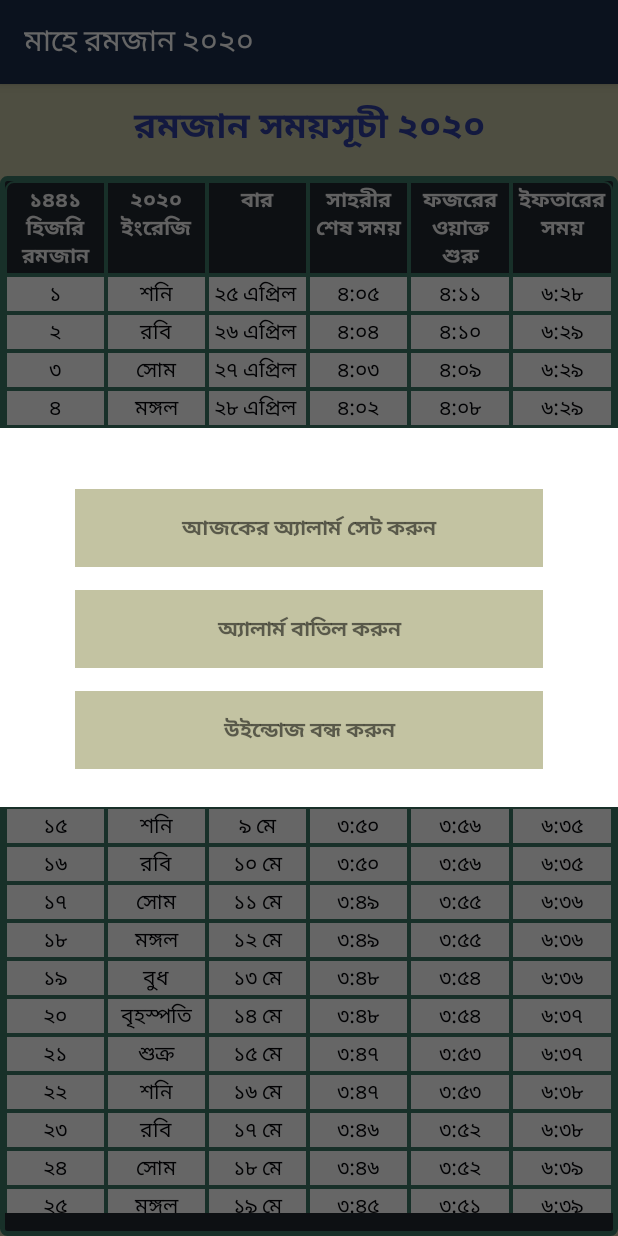
After one commit to TKshadow018/maheRamdan20, an Android app: the fragment DialogAlarm placed in its activity, on a phone screen of 412 x 824 dp. The commit adds this screen. Run offline under Robolectric (Android 15) with nearby library versions, the phone set to English and light mode, and no system bars; our stand-ins replace AdMob.

Commit message:
updating alarm service and delete option

```diff
--- a/app/build.gradle
+++ b/app/build.gradle
@@ -4,7 +4,7 @@ android {
     compileSdkVersion 29
     defaultConfig {
         applicationId "a3labgo.tusar.maheramadan"
-        minSdkVersion 17
+        minSdkVersion 19
         targetSdkVersion 29
         versionCode 1
         versionName "1.0"
--- a/app/src/main/AndroidManifest.xml
+++ b/app/src/main/AndroidManifest.xml
@@ -6,6 +6,8 @@
     <uses-permission android:name="com.android.alarm.permission.SET_ALARM" />
     <uses-permission android:name="android.permission.ACCESS_NETWORK_STATE"/>
     <uses-permission android:name="android.permission.INTERNET" />
+    <uses-permission android:name="android.permission.SET_ALARM" />
+    <uses-permission android:name="android.permission.WAKE_LOCK" />
 
     <application
         android:allowBackup="true"
@@ -32,7 +34,8 @@
         <activity android:name="a3labgo.tusar.maheramadan20.DoaActivity" />
         <activity android:name="a3labgo.tusar.maheramadan20.KaronActivity" />
         <activity android:name="a3labgo.tusar.maheramadan20.SortoActivity" />
-        <activity android:name="a3labgo.tusar.maheramadan20.OtherAreaActivity"></activity>
+        <activity android:name="a3labgo.tusar.maheramadan20.OtherAreaActivity" />
+        <receiver android:name=".TimerFragments.AlarmReceiver"/>
     </application>
 
 </manifest>
--- /dev/null
+++ b/app/src/main/java/a3labgo/tusar/maheramadan20/DialogAlarm.java
@@ -0,0 +1,95 @@
+package a3labgo.tusar.maheramadan20;
+
+import android.app.Activity;
+import android.app.AlarmManager;
+import android.app.Dialog;
+import android.app.PendingIntent;
+import android.app.TimePickerDialog;
+import android.content.Context;
+import android.content.Intent;
+import android.content.SharedPreferences;
+import android.graphics.Color;
+import android.graphics.drawable.ColorDrawable;
+import android.os.Bundle;
+import android.provider.AlarmClock;
+import android.view.LayoutInflater;
+import android.view.View;
+import android.view.ViewGroup;
+import android.view.Window;
+import android.widget.Button;
+import android.widget.LinearLayout;
+import android.widget.TextView;
+import android.widget.TimePicker;
+
+import androidx.annotation.NonNull;
+import androidx.annotation.Nullable;
+import androidx.fragment.app.DialogFragment;
+import androidx.fragment.app.FragmentManager;
+
+import java.util.Objects;
+
+import a3labgo.tusar.maheramadan20.TimerFragments.AlarmReceiver;
+import a3labgo.tusar.maheramadan20.TimerFragments.TimePickerFragment;
+
+import static android.content.Context.ALARM_SERVICE;
+
+public class DialogAlarm extends DialogFragment {
+
+    private TextView setAlarm, cancelAlarm, closeDialog;
+
+    @Nullable
+    @Override
+    public View onCreateView(@NonNull LayoutInflater inflater, @Nullable ViewGroup container, @Nullable Bundle savedInstanceState) {
+
+        Dialog dialog = super.onCreateDialog(savedInstanceState);
+        Objects.requireNonNull(dialog.getWindow()).requestFeature(Window.FEATURE_NO_TITLE);
+        View view = inflater.inflate(R.layout.dialog_alarm, container, false);
+
+        setAlarm = view.findViewById(R.id.set_time);
+        cancelAlarm = view.findViewById(R.id.cancel_alarm);
+        closeDialog = view.findViewById(R.id.close_dialog);
+
+//        setting the alarm
+        setAlarm.setOnClickListener(v -> {
+            DialogFragment timePicker = new TimePickerFragment();
+            timePicker.show(Objects.requireNonNull(getFragmentManager()), "AlarmDialog");
+        });
+
+//        canceling the alarm (opening default alarm window
+        cancelAlarm.setOnClickListener(new View.OnClickListener() {
+            @Override
+            public void onClick(View v) {
+//                Intent intent = new Intent(getContext(), AlarmReceiver.class);
+//                SharedPreferences sharedPreferences = getContext().getSharedPreferences("sharedPreferences", Activity.MODE_PRIVATE);
+//                intent.putExtra("hourOfDay", sharedPreferences.getInt("hourOfDay", 0));
+//                intent.putExtra("minute", sharedPreferences.getInt("minute", 0));
+//                System.out.println("hh = " + sharedPreferences.getInt("hourOfDay", 0));
+//                System.out.println("hh = " + sharedPreferences.getInt("minute", 0));
+////              cancel current alarm
+//                AlarmManager alarmManager = (AlarmManager) Objects.requireNonNull(getContext()).getSystemService(ALARM_SERVICE);
+//                PendingIntent pendingIntent = PendingIntent.getActivity(getContext(), 0, intent, PendingIntent.FLAG_UPDATE_CURRENT);
+//                alarmManager.cancel(pendingIntent);
+
+                Intent alarmIntent = new Intent(AlarmClock.ACTION_DISMISS_ALARM);
+                startActivity(alarmIntent);
+            }
+        });
+
+//        close button click action
+        closeDialog.setOnClickListener(v -> Objects.requireNonNull(getDialog()).dismiss());
+
+        return view;
+    }
+
+    @Override
+    public void onStart() {
+        super.onStart();
+
+        Dialog dialog = getDialog();
+        if (dialog != null) {
+            Objects.requireNonNull(dialog.getWindow()).setLayout(ViewGroup.LayoutParams.MATCH_PARENT, ViewGroup.LayoutParams.WRAP_CONTENT);
+            dialog.getWindow().setBackgroundDrawable(new ColorDrawable(Color.TRANSPARENT));
+        }
+    }
+
+}
--- a/app/src/main/java/a3labgo/tusar/maheramadan20/MainActivity.java
+++ b/app/src/main/java/a3labgo/tusar/maheramadan20/MainActivity.java
@@ -39,7 +39,7 @@ import com.google.android.gms.ads.initialization.OnInitializationCompleteListene
 import a3labgo.tusar.maheramadan20.TimerFragments.TimePickerFragment;
 
 
-public class MainActivity extends AppCompatActivity implements TimePickerDialog.OnTimeSetListener {
+public class MainActivity extends AppCompatActivity {
 
     private InterstitialAd mInterstitialAd,mInterstitialAd1,mInterstitialAd2,mInterstitialAd3;
     TextView arabicYear, englishDate, dayOfWeek, sahriLastTime, fazrTime, iftarTime;
@@ -65,6 +65,9 @@ public class MainActivity extends AppCompatActivity implements TimePickerDialog.
     int systemDate[] = new int[2];
     RecyclerView recyclerView;
     AdapterMainTable adapter;
+
+//    Alarm
+    private Button mOpenAlarmDialog;
 
     @Override
     protected void onCreate(Bundle savedInstanceState) {
@@ -203,12 +206,8 @@ public class MainActivity extends AppCompatActivity implements TimePickerDialog.
         });
 
         buttonSetAlarm.setOnClickListener(v -> {
-
-//            Intent openClockIntent = new Intent(AlarmClock.ACTION_SET_ALARM);
-//            openClockIntent.setFlags(Intent.FLAG_ACTIVITY_NEW_TASK);
-//            getApplicationContext().startActivity(openClockIntent);
-            DialogFragment timePicker = new TimePickerFragment();
-            timePicker.show(getSupportFragmentManager(), "time picker");
+            DialogAlarm dialogAlarm = new DialogAlarm();
+            dialogAlarm.show(MainActivity.this.getSupportFragmentManager(), "AlarmDialog");
         });
 
         about.setOnClickListener(view -> {
@@ -261,9 +260,4 @@ public class MainActivity extends AppCompatActivity implements TimePickerDialog.
         initRecyclerView();
     }
 
-    @Override
-    public void onTimeSet(TimePicker view, int hourOfDay, int minute) {
-        System.out.println("hour: "+hourOfDay+"  minute: "+minute);
-        //edit here
-    }
 }
--- /dev/null
+++ b/app/src/main/res/layout/dialog_alarm.xml
@@ -0,0 +1,58 @@
+<?xml version="1.0" encoding="utf-8"?>
+<LinearLayout
+    android:id="@+id/fragment_parent"
+    xmlns:android="http://schemas.android.com/apk/res/android"
+    android:layout_width="match_parent"
+    android:layout_height="match_parent"
+    android:background="@color/white"
+    android:paddingLeft="50dp"
+    android:paddingRight="50dp"
+    android:paddingTop="25dp"
+    android:paddingBottom="25dp"
+    android:orientation="vertical"
+    xmlns:tools="http://schemas.android.com/tools"
+    tools:context=".MainActivity">
+
+    <TextView
+        android:id="@+id/set_time"
+        android:layout_width="match_parent"
+        android:layout_height="wrap_content"
+        android:background="@color/coral_Reef"
+        android:text="@string/set_time_from_clock"
+        android:textAlignment="center"
+        android:textStyle="bold"
+        android:paddingTop="15dp"
+        android:paddingBottom="15dp"
+        android:paddingLeft="30dp"
+        android:paddingRight="30dp"
+        android:layout_marginTop="15dp"/>
+
+    <TextView
+        android:id="@+id/cancel_alarm"
+        android:layout_width="match_parent"
+        android:layout_height="wrap_content"
+        android:background="@color/coral_Reef"
+        android:text="@string/cancel_alarm"
+        android:textAlignment="center"
+        android:textStyle="bold"
+        android:paddingTop="15dp"
+        android:paddingBottom="15dp"
+        android:paddingLeft="30dp"
+        android:paddingRight="30dp"
+        android:layout_marginTop="15dp"/>
+
+    <TextView
+        android:id="@+id/close_dialog"
+        android:layout_width="match_parent"
+        android:layout_height="wrap_content"
+        android:layout_marginTop="15dp"
+        android:background="@color/coral_Reef"
+        android:paddingLeft="30dp"
+        android:paddingTop="15dp"
+        android:paddingRight="30dp"
+        android:paddingBottom="15dp"
+        android:text="@string/close"
+        android:textAlignment="center"
+        android:textStyle="bold" />
+
+</LinearLayout>
--- a/app/src/main/res/values/colors.xml
+++ b/app/src/main/res/values/colors.xml
@@ -6,4 +6,5 @@
     <color name="main_font">#040509</color>
     <color name="greenish">#3d7966</color>
     <color name="coral_Reef">#c3c3a2</color>
+    <color name="white">#ffffff</color>
 </resources>
--- a/app/src/main/res/values/strings.xml
+++ b/app/src/main/res/values/strings.xml
@@ -15,4 +15,7 @@
     <string name="fast_fard_rules">রোজা ফরযের শর্ত</string>
     <string name="alarm_setter">এলার্ম দিন</string>
     <string name="contributors">সৌজন্যে</string>
+    <string name="close">উইন্ডোজ বন্ধ করুন</string>
+    <string name="set_time_from_clock">আজকের অ্যালার্ম সেট করুন</string>
+    <string name="cancel_alarm">অ্যালার্ম বাতিল করুন</string>
 </resources>
```
Also changed, not shown: app/src/main/java/a3labgo/tusar/maheramadan20/TimerFragments/AlarmReceiver.java (added, +23 -0 lines), app/src/main/java/a3labgo/tusar/maheramadan20/TimerFragments/TimePickerFragment.java (+49 -3 lines).
